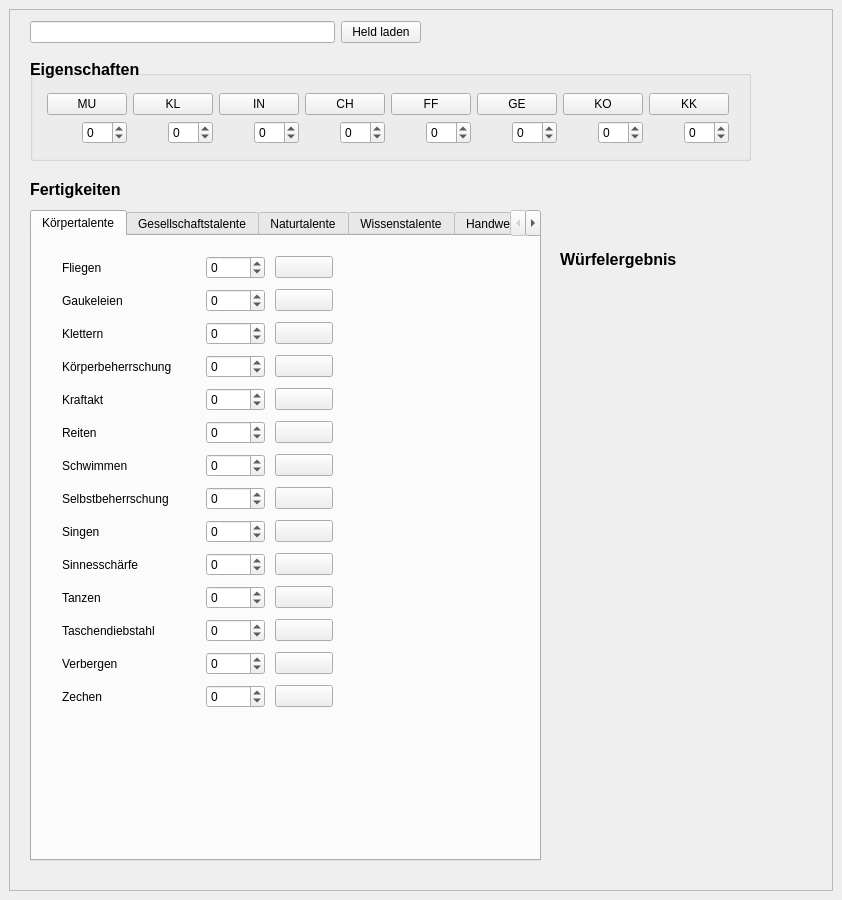
Before: the Qt Designer form src/MainWindow.ui in MirUlr/dsa_calculator, drawn with Qt 5.
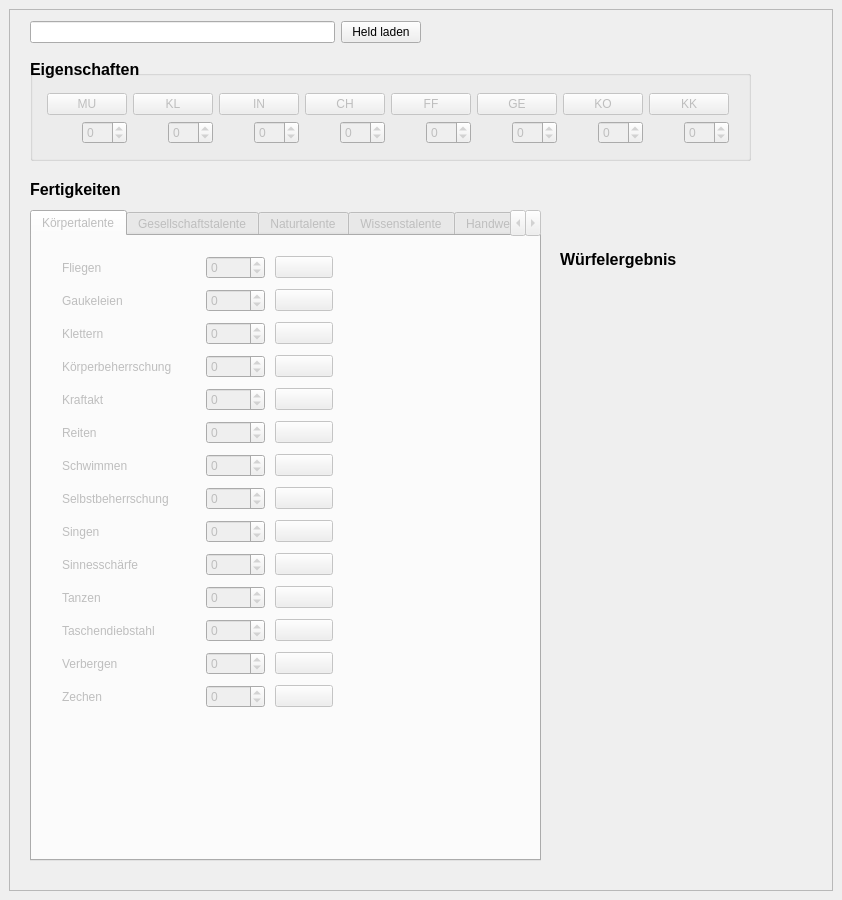
After: the same form once the commit is applied. The open tabs and pages were chosen to show the change. Icons and pictures are not drawn.

Commit message: GUI Funktionalität fertig

```diff
--- a/src/MainWindow.ui
+++ b/src/MainWindow.ui
@@ -54,7 +54,7 @@
        </widget>
        <widget class="QGroupBox" name="box_attribute">
         <property name="enabled">
-         <bool>true</bool>
+         <bool>false</bool>
         </property>
         <property name="geometry">
          <rect>
@@ -271,7 +271,7 @@
        </widget>
        <widget class="QTabWidget" name="tab_fertigkeiten">
         <property name="enabled">
-         <bool>true</bool>
+         <bool>false</bool>
         </property>
         <property name="geometry">
          <rect>
```
Left out of the diff: 2 changed lines with no effect on the pictures. The commit also changes 1 other file.
